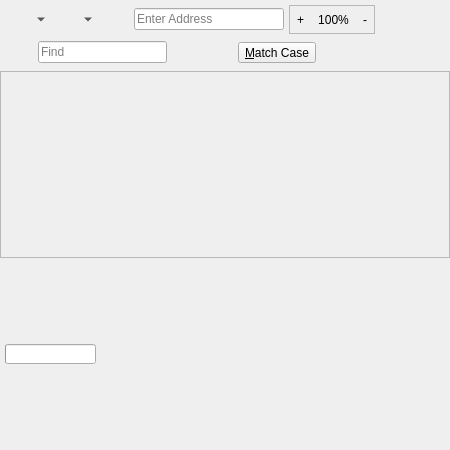
Old version of the form 2.x/UI/dooble_page.ui in the repository textbrowser/dooble.
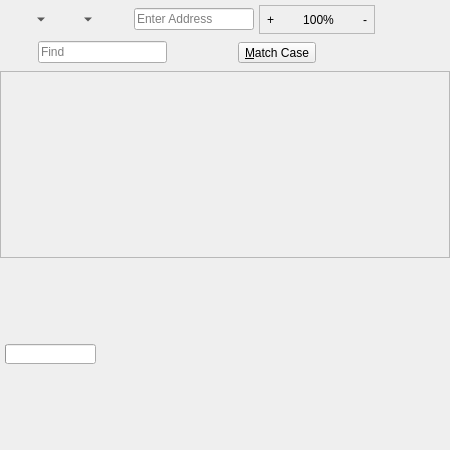
New version of the form. Custom widgets are drawn as their Qt base class.

What changed in the file:
```diff
--- a/2.x/UI/dooble_page.ui
+++ b/2.x/UI/dooble_page.ui
@@ -112,12 +112,6 @@
      </item>
      <item>
       <widget class="QFrame" name="zoom_frame">
-       <property name="sizePolicy">
-        <sizepolicy hsizetype="Fixed" vsizetype="Preferred">
-         <horstretch>0</horstretch>
-         <verstretch>0</verstretch>
-        </sizepolicy>
-       </property>
        <property name="frameShape">
         <enum>QFrame::StyledPanel</enum>
        </property>
@@ -155,6 +149,12 @@
         </item>
         <item>
          <widget class="QToolButton" name="zoom_reset">
+          <property name="minimumSize">
+           <size>
+            <width>75</width>
+            <height>0</height>
+           </size>
+          </property>
           <property name="toolTip">
            <string>Zoom Reset</string>
           </property>
```
